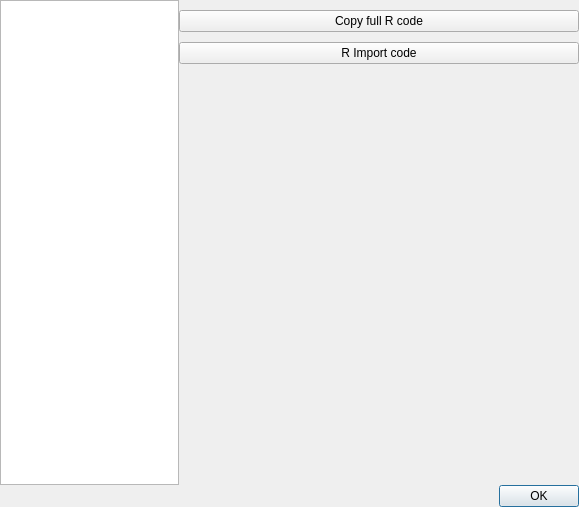
The window that summarydialog.ui (informationsea/Hyokai) describes before a commit, drawn with Qt 5.
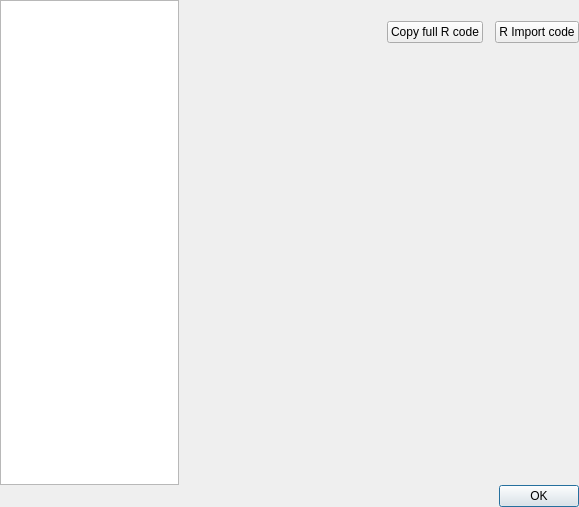
The same window after the commit. Custom widgets are drawn as their Qt base class.

Patch:
```diff
--- a/summarydialog.ui
+++ b/summarydialog.ui
@@ -40,6 +40,27 @@
      </item>
      <item>
       <layout class="QVBoxLayout" name="verticalLayout">
+       <property name="spacing">
+        <number>0</number>
+       </property>
+       <item>
+        <layout class="QHBoxLayout" name="horizontalLayout_3">
+         <property name="spacing">
+          <number>12</number>
+         </property>
+         <item>
+          <spacer name="horizontalSpacer">
+           <property name="orientation">
+            <enum>Qt::Horizontal</enum>
+           </property>
+           <property name="sizeHint" stdset="0">
+            <size>
+             <width>40</width>
+             <height>20</height>
+            </size>
+           </property>
+          </spacer>
+         </item>
        <item>
         <widget class="QPushButton" name="buttonCopyFull">
          <property name="text">
@@ -53,6 +74,8 @@
           <string>R Import code</string>
          </property>
         </widget>
+         </item>
+        </layout>
        </item>
        <item>
         <widget class="ImageView" name="histogram" native="true">
```
Lines whose indentation alone changed are shown as unchanged.
